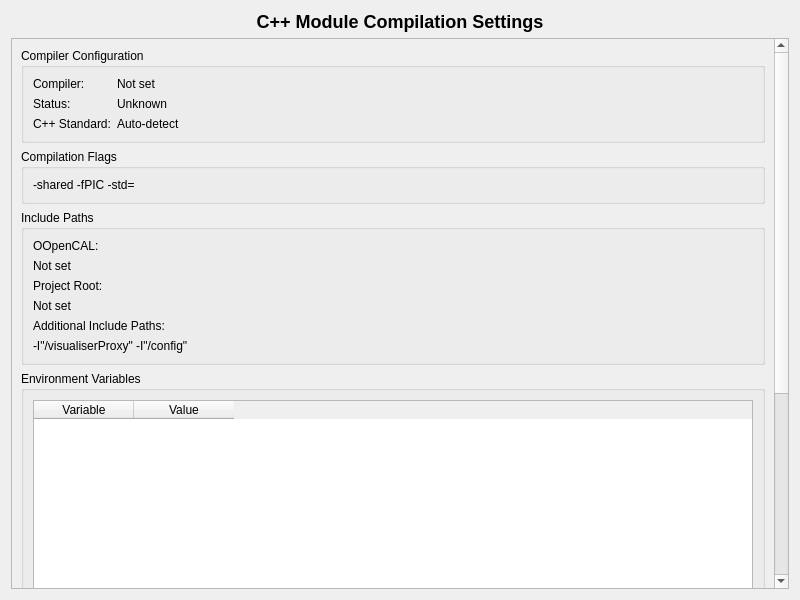
Above: widgets/CompilationSettingsWidget.ui from dmacri/OOpenCal-Viewer before the change. Below: the same form after it.
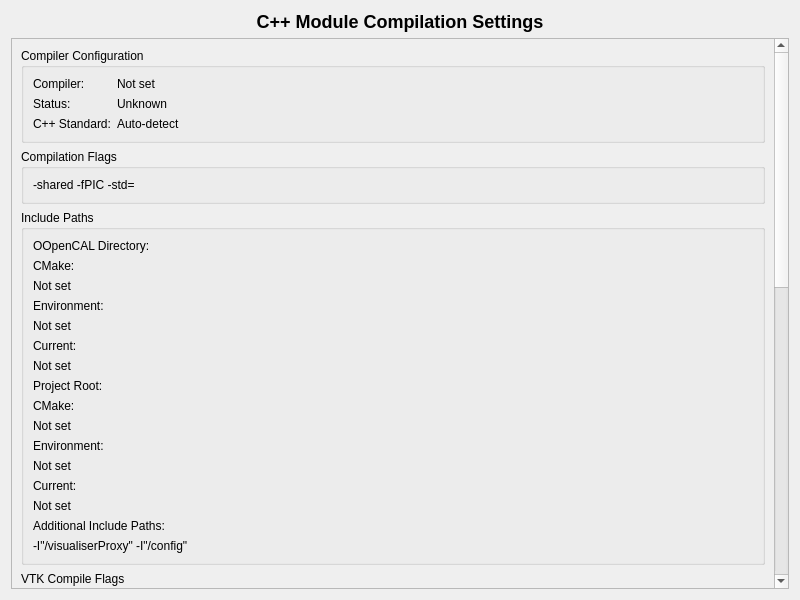
That is the form after the change.

Commit message: Displaying OOPENCAL_VIEWER_ROOT and OOPENCAL_DIR and VTK_COMPILE_FLAGS: value from compilation, value from environment variable, current value

Diff of the .ui file:
```diff
--- a/widgets/CompilationSettingsWidget.ui
+++ b/widgets/CompilationSettingsWidget.ui
@@ -124,7 +124,54 @@
           <item>
            <widget class="QLabel" name="oopencalPathLabel">
             <property name="text">
-             <string>OOpenCAL:</string>
+             <string>OOpenCAL Directory:</string>
+            </property>
+           </widget>
+          </item>
+          <item>
+           <widget class="QLabel" name="oopencalCmakeLabel">
+            <property name="text">
+             <string>CMake:</string>
+            </property>
+           </widget>
+          </item>
+          <item>
+           <widget class="QLabel" name="oopencalCmakeValueLabel">
+            <property name="text">
+             <string>Not set</string>
+            </property>
+            <property name="textInteractionFlags">
+             <set>Qt::TextSelectableByMouse</set>
+            </property>
+            <property name="wordWrap">
+             <bool>true</bool>
+            </property>
+           </widget>
+          </item>
+          <item>
+           <widget class="QLabel" name="oopencalEnvLabel">
+            <property name="text">
+             <string>Environment:</string>
+            </property>
+           </widget>
+          </item>
+          <item>
+           <widget class="QLabel" name="oopencalEnvValueLabel">
+            <property name="text">
+             <string>Not set</string>
+            </property>
+            <property name="textInteractionFlags">
+             <set>Qt::TextSelectableByMouse</set>
+            </property>
+            <property name="wordWrap">
+             <bool>true</bool>
+            </property>
+           </widget>
+          </item>
+          <item>
+           <widget class="QLabel" name="oopencalCurrentLabel">
+            <property name="text">
+             <string>Current:</string>
             </property>
            </widget>
           </item>
@@ -148,6 +195,53 @@
             </property>
            </widget>
           </item>
+          <item>
+           <widget class="QLabel" name="projectCmakeLabel">
+            <property name="text">
+             <string>CMake:</string>
+            </property>
+           </widget>
+          </item>
+          <item>
+           <widget class="QLabel" name="projectCmakeValueLabel">
+            <property name="text">
+             <string>Not set</string>
+            </property>
+            <property name="textInteractionFlags">
+             <set>Qt::TextSelectableByMouse</set>
+            </property>
+            <property name="wordWrap">
+             <bool>true</bool>
+            </property>
+           </widget>
+          </item>
+          <item>
+           <widget class="QLabel" name="projectEnvLabel">
+            <property name="text">
+             <string>Environment:</string>
+            </property>
+           </widget>
+          </item>
+          <item>
+           <widget class="QLabel" name="projectEnvValueLabel">
+            <property name="text">
+             <string>Not set</string>
+            </property>
+            <property name="textInteractionFlags">
+             <set>Qt::TextSelectableByMouse</set>
+            </property>
+            <property name="wordWrap">
+             <bool>true</bool>
+            </property>
+           </widget>
+          </item>
+          <item>
+           <widget class="QLabel" name="projectCurrentLabel">
+            <property name="text">
+             <string>Current:</string>
+            </property>
+           </widget>
+          </item>
           <item>
            <widget class="QLabel" name="projectPathValueLabel">
             <property name="text">
@@ -184,6 +278,82 @@
          </layout>
         </widget>
        </item>
+       <item>
+        <widget class="QGroupBox" name="vtkFlagsGroupBox">
+         <property name="title">
+          <string>VTK Compile Flags</string>
+         </property>
+         <layout class="QVBoxLayout" name="verticalLayout_6">
+          <item>
+           <widget class="QLabel" name="vtkFlagsLabel">
+            <property name="text">
+             <string>VTK Flags:</string>
+            </property>
+           </widget>
+          </item>
+          <item>
+           <widget class="QLabel" name="vtkCmakeLabel">
+            <property name="text">
+             <string>CMake:</string>
+            </property>
+           </widget>
+          </item>
+          <item>
+           <widget class="QLabel" name="vtkCmakeValueLabel">
+            <property name="text">
+             <string>Not set</string>
+            </property>
+            <property name="textInteractionFlags">
+             <set>Qt::TextSelectableByMouse</set>
+            </property>
+            <property name="wordWrap">
+             <bool>true</bool>
+            </property>
+           </widget>
+          </item>
+          <item>
+           <widget class="QLabel" name="vtkEnvLabel">
+            <property name="text">
+             <string>Environment:</string>
+            </property>
+           </widget>
+          </item>
+          <item>
+           <widget class="QLabel" name="vtkEnvValueLabel">
+            <property name="text">
+             <string>Not set</string>
+            </property>
+            <property name="textInteractionFlags">
+             <set>Qt::TextSelectableByMouse</set>
+            </property>
+            <property name="wordWrap">
+             <bool>true</bool>
+            </property>
+           </widget>
+          </item>
+          <item>
+           <widget class="QLabel" name="vtkCurrentLabel">
+            <property name="text">
+             <string>Current:</string>
+            </property>
+           </widget>
+          </item>
+          <item>
+           <widget class="QLabel" name="vtkCurrentValueLabel">
+            <property name="text">
+             <string>Not set</string>
+            </property>
+            <property name="textInteractionFlags">
+             <set>Qt::TextSelectableByMouse</set>
+            </property>
+            <property name="wordWrap">
+             <bool>true</bool>
+            </property>
+           </widget>
+          </item>
+         </layout>
+        </widget>
+       </item>
        <item>
         <widget class="QGroupBox" name="environmentGroupBox">
          <property name="title">
```
The commit also changes 3 other files.
